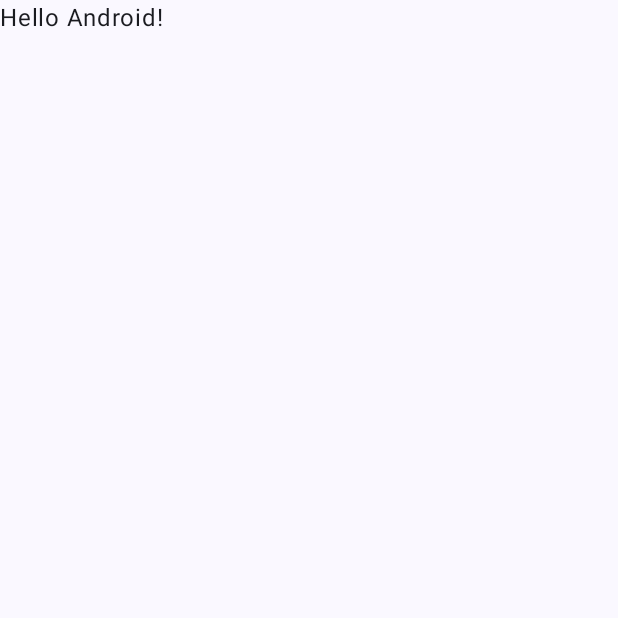
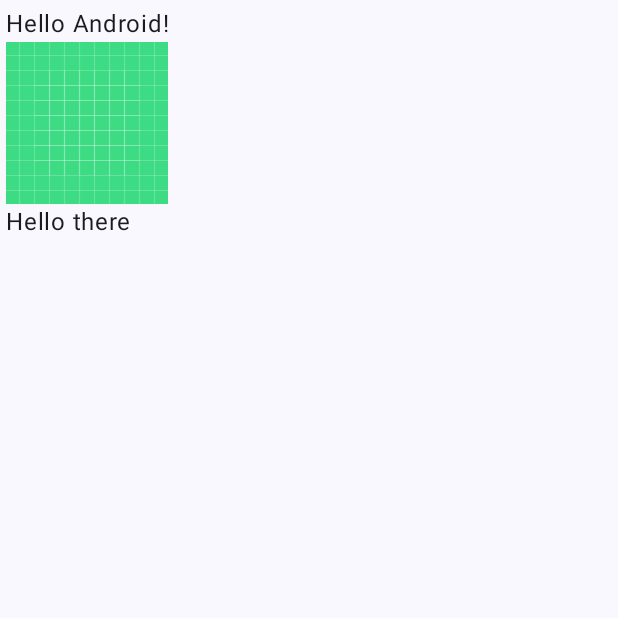
Before and after one commit to MohammedYusuf-123/MeteoFlow, an Android app built with Jetpack Compose: the screen it shows after launch (MainActivity), on a phone screen of 412 x 824 dp, the top half of it. Before the commit the part shown is almost empty. Run offline under Robolectric (Android 15) with nearby library versions, the phone set to English and light mode, and no system bars.

```diff
--- a/app/src/main/AndroidManifest.xml
+++ b/app/src/main/AndroidManifest.xml
@@ -1,6 +1,7 @@
 <?xml version="1.0" encoding="utf-8"?>
 <manifest xmlns:android="http://schemas.android.com/apk/res/android"
     xmlns:tools="http://schemas.android.com/tools">
+    <uses-permission android:name="android.permission.INTERNET"/>
 
     <application
         android:allowBackup="true"
--- a/app/src/main/java/com/devcosmosstudio/meteoflow/MainActivity.kt
+++ b/app/src/main/java/com/devcosmosstudio/meteoflow/MainActivity.kt
@@ -4,13 +4,21 @@ import android.os.Bundle
 import androidx.activity.ComponentActivity
 import androidx.activity.compose.setContent
 import androidx.activity.enableEdgeToEdge
+import androidx.compose.foundation.Image
+import androidx.compose.foundation.layout.Column
+import androidx.compose.foundation.layout.WindowInsets
+import androidx.compose.foundation.layout.displayCutoutPadding
 import androidx.compose.foundation.layout.fillMaxSize
 import androidx.compose.foundation.layout.padding
+import androidx.compose.foundation.layout.safeContent
 import androidx.compose.material3.Scaffold
+import androidx.compose.material3.Surface
 import androidx.compose.material3.Text
 import androidx.compose.runtime.Composable
 import androidx.compose.ui.Modifier
+import androidx.compose.ui.res.painterResource
 import androidx.compose.ui.tooling.preview.Preview
+import androidx.compose.ui.unit.dp
 import com.devcosmosstudio.meteoflow.ui.theme.MeteoFlowTheme
 
 class MainActivity : ComponentActivity() {
@@ -19,7 +27,10 @@ class MainActivity : ComponentActivity() {
         enableEdgeToEdge()
         setContent {
             MeteoFlowTheme {
-                Scaffold(modifier = Modifier.fillMaxSize()) { innerPadding ->
+                Scaffold(
+                    modifier = Modifier.fillMaxSize(),
+                    contentWindowInsets = WindowInsets.safeContent
+                ) { innerPadding ->
                     Greeting(
                         name = "Android",
                         modifier = Modifier.padding(innerPadding)
@@ -32,16 +43,26 @@ class MainActivity : ComponentActivity() {
 
 @Composable
 fun Greeting(name: String, modifier: Modifier = Modifier) {
-    Text(
-        text = "Hello $name!",
-        modifier = modifier
-    )
+    Surface(modifier = modifier.padding(4.dp)) {
+        Column {
+            Text(
+                text = "Hello $name!",
+            )
+            Image(
+                painter = painterResource(R.drawable.ic_launcher_background),
+                contentDescription = null
+            )
+            Text(text = "Hello there")
+        }
+    }
 }
 
-@Preview(showBackground = true)
+@Preview(showSystemUi = true)
 @Composable
 fun GreetingPreview() {
     MeteoFlowTheme {
-        Greeting("Android", modifier = Modifier.fillMaxSize())
+        Greeting("Android", modifier = Modifier
+            .fillMaxSize()
+            .displayCutoutPadding())
     }
 }
```
